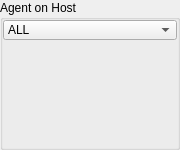
Above: control_panel/ui/Agent.ui from alica-labs/service-robot-ai before the change. Below: the same form after it.
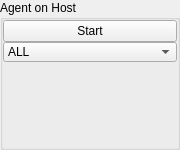
That is the form after the change.

Commit message: - integrated start stop button in control panel

Patch:
```diff
--- a/control_panel/ui/Agent.ui
+++ b/control_panel/ui/Agent.ui
@@ -37,7 +37,7 @@
   <property name="title">
    <string>Agent on Host</string>
   </property>
-  <layout class="QVBoxLayout" name="verticalLayout" stretch="0,0">
+  <layout class="QVBoxLayout" name="verticalLayout" stretch="0,0,0">
    <property name="spacing">
     <number>0</number>
    </property>
@@ -56,6 +56,16 @@
    <property name="bottomMargin">
     <number>0</number>
    </property>
+   <item>
+    <widget class="QPushButton" name="agentCommandBtn">
+     <property name="text">
+      <string>Start</string>
+     </property>
+     <property name="checkable">
+      <bool>true</bool>
+     </property>
+    </widget>
+   </item>
    <item>
     <widget class="QComboBox" name="bundleComboBox">
      <property name="minimumSize">
```
The commit also changes 7 other files.
